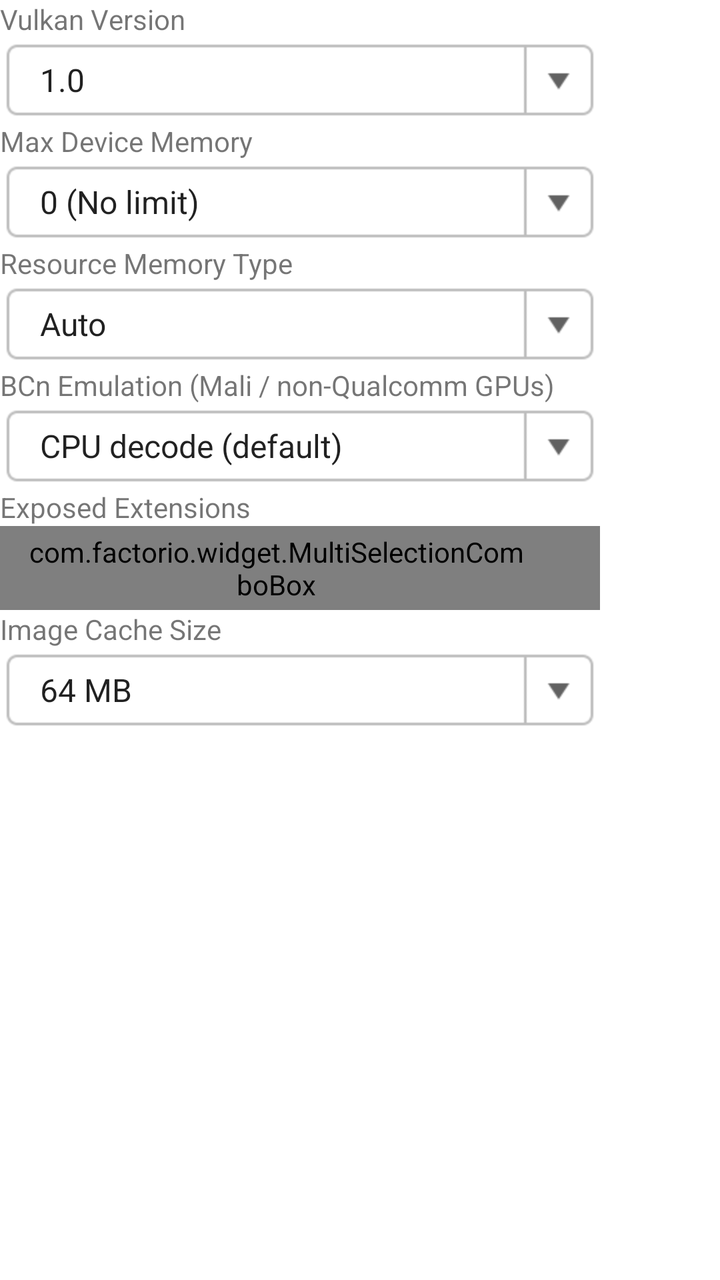
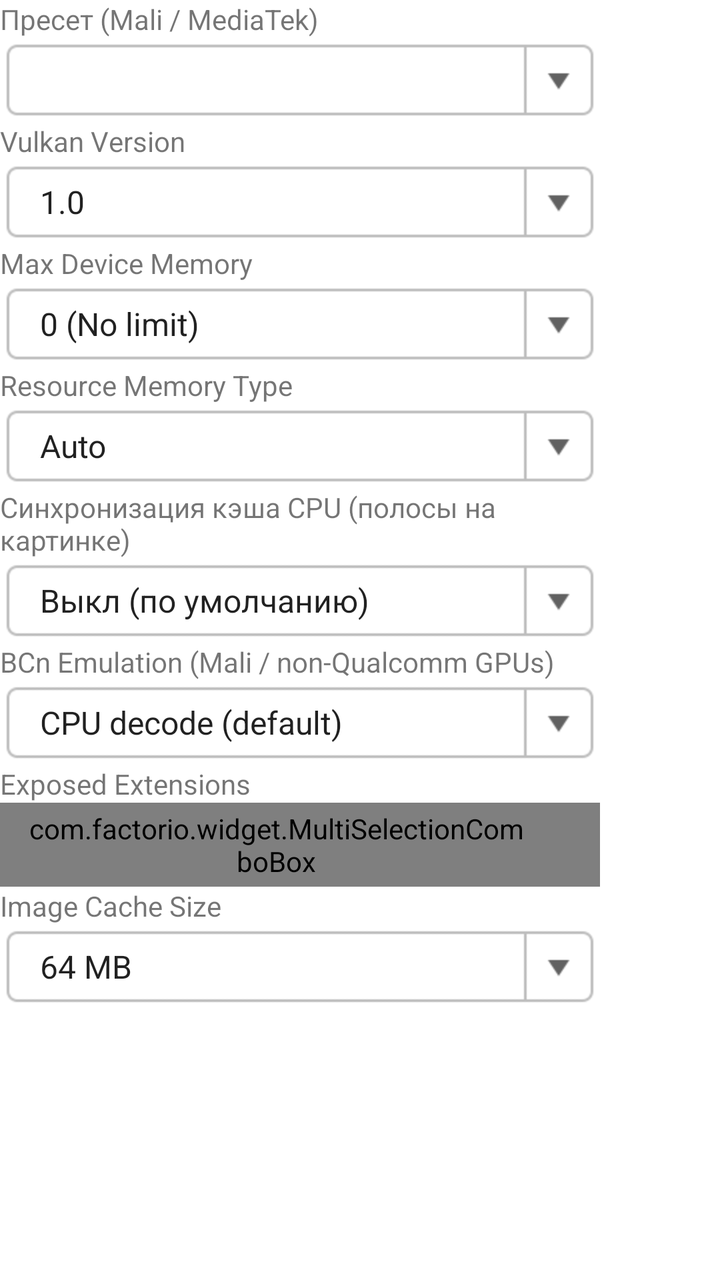

The first picture is an Android layout as it rendered before a commit; the second is the same layout after the commit. The layout source and the unified diff follow.
<!-- AndroidManifest.xml: fallback theme Theme.MaterialComponents.DayNight.NoActionBar -->
<!-- res/layout/vortek_config_dialog.xml -->
<?xml version="1.0" encoding="utf-8"?>
<ScrollView xmlns:android="http://schemas.android.com/apk/res/android"
    android:layout_width="wrap_content"
    android:layout_height="200dp">

    <LinearLayout
        android:layout_width="300dp"
        android:layout_height="wrap_content"
        android:orientation="vertical">

        <TextView
            android:layout_width="wrap_content"
            android:layout_height="wrap_content"
            android:text="@string/vulkan_version" />

        <Spinner
            style="@style/ComboBox"
            android:layout_width="match_parent"
            android:id="@+id/SVkMaxVersion"
            android:entries="@array/vk_version_entries" />

        <TextView
            android:layout_width="wrap_content"
            android:layout_height="wrap_content"
            android:text="@string/max_device_memory" />

        <Spinner
            style="@style/ComboBox"
            android:layout_width="match_parent"
            android:id="@+id/SMaxDeviceMemory"
            android:entries="@array/max_device_memory_entries" />

        <TextView
            android:layout_width="wrap_content"
            android:layout_height="wrap_content"
            android:text="@string/resource_memory_type" />

        <Spinner
            style="@style/ComboBox"
            android:layout_width="match_parent"
            android:id="@+id/SResourceMemoryType"
            android:entries="@array/resource_memory_type_entries" />

        <TextView
            android:layout_width="wrap_content"
            android:layout_height="wrap_content"
            android:text="@string/bcn_emulation" />

        <Spinner
            style="@style/ComboBox"
            android:layout_width="match_parent"
            android:id="@+id/SBcnMode"
            android:entries="@array/bcn_mode_entries" />

        <TextView
            android:layout_width="wrap_content"
            android:layout_height="wrap_content"
            android:text="@string/exposed_extensions" />

        <com.factorio.widget.MultiSelectionComboBox
            style="@style/ComboBox"
            android:layout_width="match_parent"
            android:id="@+id/MSCBExposedExtensions" />

        <TextView
            android:layout_width="wrap_content"
            android:layout_height="wrap_content"
            android:text="@string/image_cache_size" />

        <Spinner
            style="@style/ComboBox"
            android:layout_width="match_parent"
            android:id="@+id/SImageCacheSize"
            android:entries="@array/image_cache_size_entries" />
    </LinearLayout>
</ScrollView>
<!-- resources referenced by this layout -->
<resources>
  <string-array name="bcn_mode_entries">
          <item>@string/bcn_mode_cpu</item>
          <item>@string/bcn_mode_gpu</item>
          <item>@string/bcn_mode_gpu_astc</item>
          <item>@string/bcn_mode_gpu_etc2</item>
      </string-array>
  <string-array name="image_cache_size_entries">
          <item>64 MB</item>
          <item>128 MB</item>
          <item>256 MB</item>
          <item>512 MB</item>
          <item>1024 MB</item>
      </string-array>
  <string-array name="max_device_memory_entries">
          <item>@string/zero_no_limit</item>
          <item>512 MB</item>
          <item>1 GB</item>
          <item>2 GB</item>
          <item>4 GB</item>
          <item>6 GB</item>
          <item>8 GB</item>
          <item>12 GB</item>
      </string-array>
  <string-array name="resource_memory_type_entries">
          <item>@string/auto</item>
          <item>Opaque FD</item>
          <item>DMA Buffer</item>
          <item>Native Hardware Buffer</item>
      </string-array>
  <string-array name="vk_version_entries">
          <item>1.0</item>
          <item>1.1</item>
          <item>1.2</item>
          <item>1.3</item>
      </string-array>
  <string name="bcn_emulation">BCn Emulation (Mali / non-Qualcomm GPUs)</string>
  <string name="exposed_extensions">Exposed Extensions</string>
  <string name="image_cache_size">Image Cache Size</string>
  <string name="max_device_memory">Max Device Memory</string>
  <string name="resource_memory_type">Resource Memory Type</string>
  <string name="vulkan_version">Vulkan Version</string>
  <style name="ComboBox">
          <item name="android:layout_width">192dp</item>
          <item name="android:layout_height">42dp</item>
          <item name="android:focusable">true</item>
          <item name="android:clickable">true</item>
          <item name="android:textSize">16sp</item>
          <item name="android:textColor">?attr/colorPrimaryText</item>
          <item name="android:gravity">left|center_vertical</item>
          <item name="android:paddingLeft">12dp</item>
          <item name="android:paddingRight">36dp</item>
          <item name="android:paddingTop">0dp</item>
          <item name="android:paddingBottom">0dp</item>
          <item name="android:maxLines">1</item>
          <item name="android:ellipsize">end</item>
          <item name="android:spinnerMode">dropdown</item>
          <item name="android:background">@drawable/combo_box</item>
          <item name="android:popupBackground">?attr/popupMenuBackground</item>
      </style>
  <string name="bcn_mode_cpu">CPU decode (default)</string>
  <string name="bcn_mode_gpu">GPU layer (new build)</string>
  <string name="bcn_mode_gpu_astc">GPU layer, legacy build: ASTC</string>
  <string name="bcn_mode_gpu_etc2">GPU layer, legacy build: ETC2</string>
  <string name="zero_no_limit">0 (No limit)</string>
  <string name="auto">Auto</string>
  <!-- drawable combo_box (drawable) -->
  <?xml version="1.0" encoding="utf-8"?>
  <selector xmlns:android="http://schemas.android.com/apk/res/android" >
      <item android:state_pressed="true" android:drawable="@drawable/combo_box_pressed" />
      <item android:state_focused="true" android:drawable="@drawable/combo_box_normal" />
      <item android:drawable="@drawable/combo_box_normal" />
  </selector>
  <!-- drawable combo_box_pressed: png bitmap (drawable-hdpi, 1650 bytes) -->
  <!-- drawable combo_box_normal: png bitmap (drawable-hdpi, 1652 bytes) -->
</resources>

<!-- the commit's change to res/layout/vortek_config_dialog.xml (unified diff, before → after) -->
@@ -7,6 +7,23 @@
         android:layout_width="300dp"
         android:layout_height="wrap_content"
         android:orientation="vertical">
+
+        <TextView
+            android:layout_width="wrap_content"
+            android:layout_height="wrap_content"
+            android:text="@string/mali_preset" />
+
+        <Spinner
+            style="@style/ComboBox"
+            android:layout_width="match_parent"
+            android:id="@+id/SMaliPreset" />
+
+        <TextView
+            android:layout_width="match_parent"
+            android:layout_height="wrap_content"
+            android:id="@+id/TVMaliPresetInfo"
+            android:textSize="12sp"
+            android:visibility="gone" />
 
         <TextView
             android:layout_width="wrap_content"
@@ -44,6 +61,17 @@
         <TextView
             android:layout_width="wrap_content"
             android:layout_height="wrap_content"
+            android:text="@string/memory_sync" />
+
+        <Spinner
+            style="@style/ComboBox"
+            android:layout_width="match_parent"
+            android:id="@+id/SMemorySync"
+            android:entries="@array/memory_sync_entries" />
+
+        <TextView
+            android:layout_width="wrap_content"
+            android:layout_height="wrap_content"
             android:text="@string/bcn_emulation" />
 
         <Spinner
<!-- resource entries referenced after the edit -->
@@ -23,6 +23,11 @@
           <item>8 GB</item>
           <item>12 GB</item>
       </string-array>
+  <string-array name="memory_sync_entries">
+          <item>@string/memory_sync_off</item>
+          <item>@string/memory_sync_flush</item>
+          <item>@string/memory_sync_always</item>
+      </string-array>
   <string-array name="resource_memory_type_entries">
           <item>@string/auto</item>
           <item>Opaque FD</item>
@@ -38,7 +43,9 @@
   <string name="bcn_emulation">BCn Emulation (Mali / non-Qualcomm GPUs)</string>
   <string name="exposed_extensions">Exposed Extensions</string>
   <string name="image_cache_size">Image Cache Size</string>
+  <string name="mali_preset">Пресет (Mali / MediaTek)</string>
   <string name="max_device_memory">Max Device Memory</string>
+  <string name="memory_sync">Синхронизация кэша CPU (полосы на картинке)</string>
   <string name="resource_memory_type">Resource Memory Type</string>
   <string name="vulkan_version">Vulkan Version</string>
   <style name="ComboBox">
@@ -64,6 +71,9 @@
   <string name="bcn_mode_gpu_astc">GPU layer, legacy build: ASTC</string>
   <string name="bcn_mode_gpu_etc2">GPU layer, legacy build: ETC2</string>
   <string name="zero_no_limit">0 (No limit)</string>
+  <string name="memory_sync_off">Выкл (по умолчанию)</string>
+  <string name="memory_sync_flush">При flush / invalidate</string>
+  <string name="memory_sync_always">Ещё и перед каждой отправкой команд</string>
   <string name="auto">Auto</string>
   <!-- drawable combo_box (drawable) -->
   <?xml version="1.0" encoding="utf-8"?>
